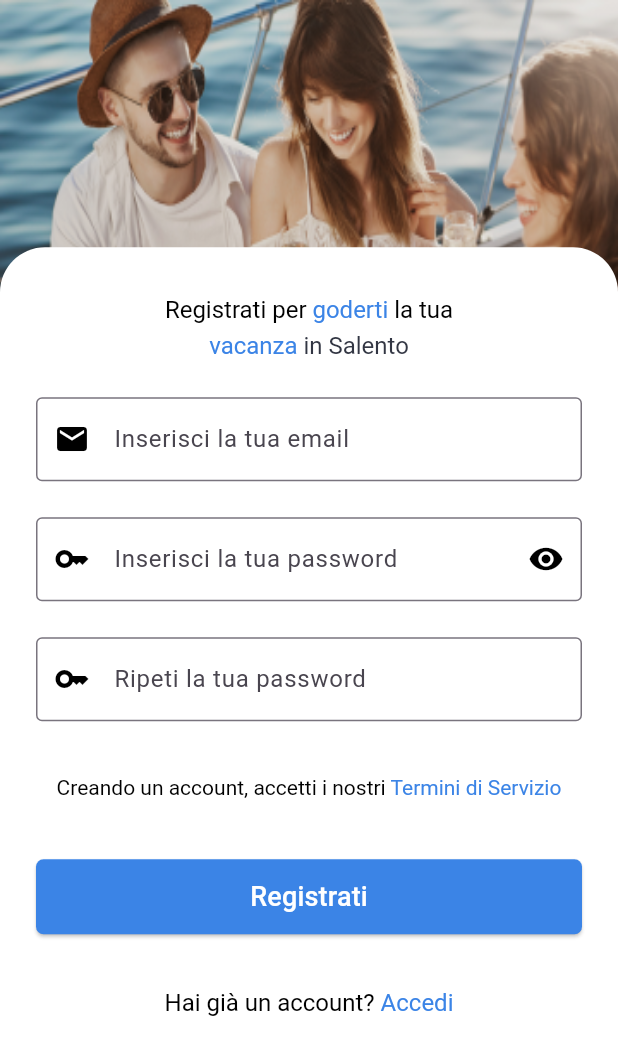
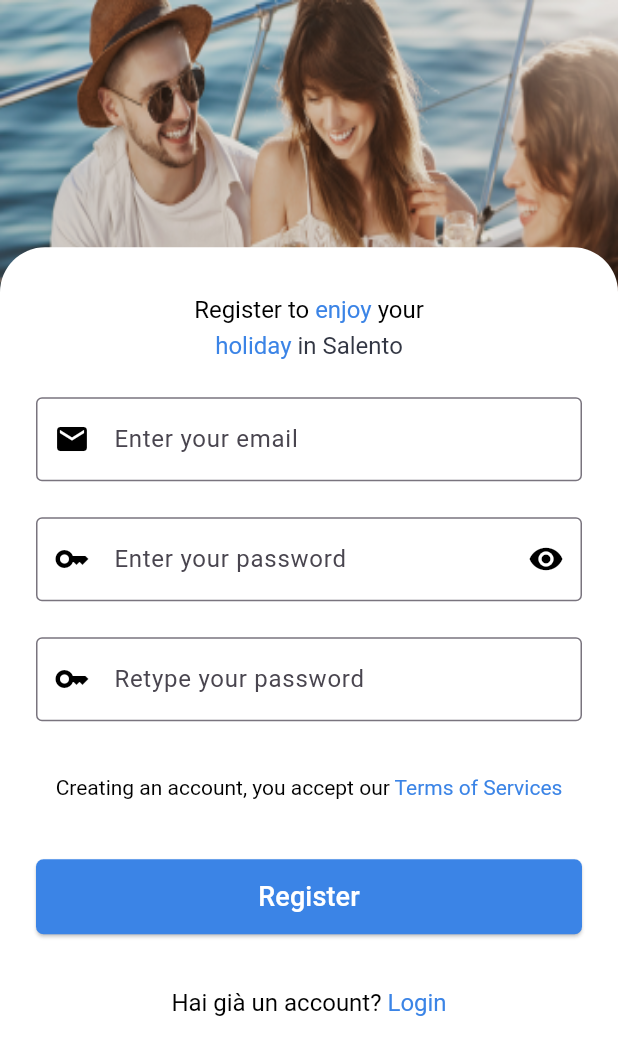
Before and after one commit to salvatorecalo/Amathia, a Flutter app: the RegisterPage screen opened by its route, on a phone screen of 412 x 824 dp. Shown: the top 1055 px of the screen. Run offline on Flutter 3.47's test engine with Material 3 defaults, Android fonts, the phone set to English and light mode, and no system bars; our stand-ins replace email_validator, internet_connection_checker_plus, shared_preferences, supabase_flutter; accounts and stored records are empty; generated files the repository leaves out were written again; network calls fail.

Commit message:
backup macos

```diff
--- a/lib/l10n/app_en.arb
+++ b/lib/l10n/app_en.arb
@@ -65,6 +65,15 @@
   "monuments": "Monuments",
   "nature": "Nature",
   "cities": "Villages",
-  "searchText": "Search something..."
-
+  "searchText": "Search something...",
+  "alreadyHaveAnAccountError": "Account already exists, login with it",
+  "tooManyRequests": "Too many requests sent. \n Try later",
+  "serverError": "The server does not respond. \n Please try later",
+  "registerText2": "Register to ",
+  "passwordDoesNotMatch": "Passwords does not match",
+  "retypePassword": "Retype your password",
+  "termsText1": "Creating an account, you accept our ",
+  "termsText2": "Terms of Services",
+  "noInternetTitle": "No connection",
+  "noInternetMessage": "You must be connected to use our app",
 }
--- a/lib/src/screens/home_page/home_page.dart
+++ b/lib/src/screens/home_page/home_page.dart
@@ -1,3 +1,4 @@
+import 'package:amathia/src/costants/costants.dart';
 import 'package:amathia/src/screens/home_page/pages/account_page/account_page.dart';
 import 'package:amathia/src/screens/home_page/pages/favorite_page/favorite_page.dart';
 import 'package:amathia/src/screens/home_page/pages/search_page/search_Page.dart';
@@ -78,7 +79,7 @@ class _HomePageState extends State<HomePage> {
       body: buildPageView(),
       bottomNavigationBar: BottomNavigationBar(
         currentIndex: bottomSelectedIndex,
-        selectedItemColor: Colors.blue,
+        selectedItemColor: blue,
         onTap: (index) {
           bottomTapped(index);
         },
--- a/lib/src/screens/register_page/register_page.dart
+++ b/lib/src/screens/register_page/register_page.dart
@@ -5,6 +5,7 @@ import 'package:email_validator/email_validator.dart';
 import 'package:flutter/gestures.dart';
 import 'package:flutter/material.dart';
 import 'package:supabase_flutter/supabase_flutter.dart';
+import 'package:flutter_gen/gen_l10n/app_localizations.dart';
 
 class RegisterPage extends StatefulWidget {
   const RegisterPage({super.key});
@@ -23,17 +24,22 @@ class _RegisterPageState extends State<RegisterPage> {
   final _formKey = GlobalKey<FormState>();
   String erroreLogin = "";
 
+  @override
+  Widget build(BuildContext context) {
+    final theme = Theme.of(context);
+    final colorScheme = theme.colorScheme;
+    final isDarkTheme = theme.brightness == Brightness.dark;
+    final localizations = AppLocalizations.of(context);
+
     Future<String> setError(e) async {
       erroreLogin = e.statusCode;
       if (e.statusCode == "400") {
         erroreLogin =
-          "Account già esistente, effettua l'accesso con questo account";
-    } else if (e.statusCode == "401") {
-      erroreLogin = "Questo indirizzo email non è associato a nessun account";
+            localizations!.alreadyHaveAnAccountError;
       } else if (e.statusCode == '429') {
-      erroreLogin = "Troppe richieste inviate.\n Riprova più tardi";
+        erroreLogin = localizations!.tooManyRequests;
       } else if (e.statusCode == '500') {
-      erroreLogin = "Ci sono dei problemi al server.\n Riprovare più tardi";
+        erroreLogin = localizations!.serverError;
       }
       return erroreLogin;
     }
@@ -89,11 +95,6 @@ class _RegisterPageState extends State<RegisterPage> {
     }
   }
 
-  @override
-  Widget build(BuildContext context) {
-    final theme = Theme.of(context);
-    final colorScheme = theme.colorScheme;
-    final isDarkTheme = theme.brightness == Brightness.dark;
 
     return Material(
       child: Form(
@@ -138,29 +139,29 @@ class _RegisterPageState extends State<RegisterPage> {
                               ),
                               children: [
                                 TextSpan(
-                                  text: 'Registrati per ',
+                                  text: localizations!.registerText2,
                                   style: TextStyle(
                                       color: isDarkTheme
                                           ? colorScheme.onSurface
                                           : Colors.black),
                                 ),
-                                const TextSpan(
-                                  text: 'goderti ',
-                                  style: TextStyle(color: blue),
+                                TextSpan(
+                                  text: localizations.loginText2,
+                                  style: const TextStyle(color: blue),
                                 ),
                                 TextSpan(
-                                  text: 'la tua \n',
+                                  text: localizations.loginText3,
                                   style: TextStyle(
                                       color: isDarkTheme
                                           ? colorScheme.onSurface
                                           : Colors.black),
                                 ),
-                                const TextSpan(
-                                  text: 'vacanza ',
-                                  style: TextStyle(color: blue),
+                                TextSpan(
+                                  text: localizations.loginText4,
+                                  style: const TextStyle(color: blue),
                                 ),
                                 TextSpan(
-                                  text: 'in Salento ',
+                                  text: localizations.loginText5,
                                   style: TextStyle(
                                       color: isDarkTheme
                                           ? colorScheme.onSurface
@@ -181,16 +182,16 @@ class _RegisterPageState extends State<RegisterPage> {
                                 AutovalidateMode.onUserInteraction,
                             validator: (value) {
                               if (value == null || value.isEmpty) {
-                                return 'La mail non può essere vuota';
+                                return  localizations.mailEmpty;
                               } else if (!EmailValidator.validate(
                                   value.trim())) {
-                                return 'la mail non è valida';
+                                return localizations.mailInvalid;
                               }
                               return null;
                             },
                             decoration: InputDecoration(
                               border: const OutlineInputBorder(),
-                              hintText: 'Inserisci la tua email',
+                              hintText: localizations.enterMail,
                               prefixIcon: Icon(
                                 Icons.email,
                                 color: isDarkTheme
@@ -209,24 +210,24 @@ class _RegisterPageState extends State<RegisterPage> {
                                 AutovalidateMode.onUserInteraction,
                             validator: (value) {
                               if (value == null || value.isEmpty) {
-                                return 'La password non può essere vuota';
+                                return localizations.passwordEmpty;
                               } else if (value.length < 8) {
-                                return 'la password deve essere lunga almeno 8 caratteri';
+                                return localizations.passwordShort;
                               } else if (!value.contains(RegExp(r'[A-Z]'))) {
                                 // contiene una lettera maiuscola
-                                return 'la password deve contenere una lettera maiuscola';
+                                return localizations.passwordUpperCharacter;
                               } else if (!value.contains(RegExp(r'[0-9]'))) {
                                 // contiene un numero
-                                return 'la password deve contenere un numero';
+                                return localizations.passwordNumberCharacter;
                               } else if (!value
                                   .contains(RegExp(r'[!@#%^&*(),.?":{}|<>]'))) {
-                                return 'la password deve contenere un carattere speciale';
+                                return localizations.passwordSpecialCharacter;
                               }
                               return null;
                             },
                             decoration: InputDecoration(
                               border: const OutlineInputBorder(),
-                              hintText: 'Inserisci la tua password',
+                              hintText: localizations.enterPassword,
                               prefixIcon: Icon(Icons.key,
                                   color: isDarkTheme
                                       ? colorScheme.onSurface
@@ -256,15 +257,15 @@ class _RegisterPageState extends State<RegisterPage> {
                                 AutovalidateMode.onUserInteraction,
                             validator: (value) {
                               if (value == null || value.isEmpty) {
-                                return 'La password non può essere vuota';
+                                return localizations.passwordEmpty;
                               } else if (value != _passwordController.text) {
-                                return 'le password non coincidono';
+                                return localizations.passwordDoesNotMatch;
                               }
                               return null;
                             },
                             decoration: InputDecoration(
                               border: const OutlineInputBorder(),
-                              hintText: 'Ripeti la tua password',
+                              hintText: localizations.retypePassword,
                               prefixIcon: Icon(Icons.key,
                                   color: isDarkTheme
                                       ? colorScheme.onSurface
@@ -280,14 +281,14 @@ class _RegisterPageState extends State<RegisterPage> {
                             text: TextSpan(
                               children: [
                                 TextSpan(
-                                  text: 'Creando un account, accetti i nostri ',
+                                  text: localizations.termsText1,
                                   style: TextStyle(
                                       color: isDarkTheme
                                           ? colorScheme.onSurface
                                           : Colors.black),
                                 ),
                                 TextSpan(
-                                  text: 'Termini di Servizio',
+                                  text: localizations.termsText2,
                                   style: const TextStyle(color: blue),
                                   recognizer: TapGestureRecognizer()
                                     ..onTap = () {},
@@ -313,12 +314,12 @@ class _RegisterPageState extends State<RegisterPage> {
                                 borderRadius: BorderRadius.circular(5.0),
                               ),
                             ),
-                            child: const Padding(
-                              padding: EdgeInsets.symmetric(
+                            child:  Padding(
+                              padding: const EdgeInsets.symmetric(
                                   horizontal: 24.0, vertical: 12.0),
                               child: Text(
-                                'Registrati',
-                                style: TextStyle(fontSize: 18),
+                                localizations.registerText,
+                                style:const TextStyle(fontSize: 18),
                               ),
                             ),
                           ),
@@ -340,7 +341,7 @@ class _RegisterPageState extends State<RegisterPage> {
                                   text: 'Hai già un account? ',
                                 ),
                                 TextSpan(
-                                  text: 'Accedi ',
+                                  text: localizations.loginText,
                                   recognizer: TapGestureRecognizer()
                                     ..onTap = () {
                                       Navigator.pushReplacement(
--- a/pubspec.yaml
+++ b/pubspec.yaml
@@ -19,7 +19,8 @@ dependencies:
   flutter_localizations:
     sdk: flutter
   intl: any
-
+  internet_connection_checker_plus: ^2.3.0
+  connectivity_plus: ^6.0.5
 dev_dependencies:
   flutter_test:
     sdk: flutter
```
Also changed, not shown: lib/l10n/app_it.arb (+11 -2 lines), lib/main.dart (+3 -9 lines), lib/src/screens/home_page/pages/account_page/account_page.dart (+18 -6 lines), lib/src/screens/home_page/pages/search_page/search_Page.dart (+49 -11 lines), lib/src/screens/onboard/onboard.dart (+6 -1 lines), pubspec.lock, 5 other files. Lines whose indentation alone changed are shown as unchanged.
